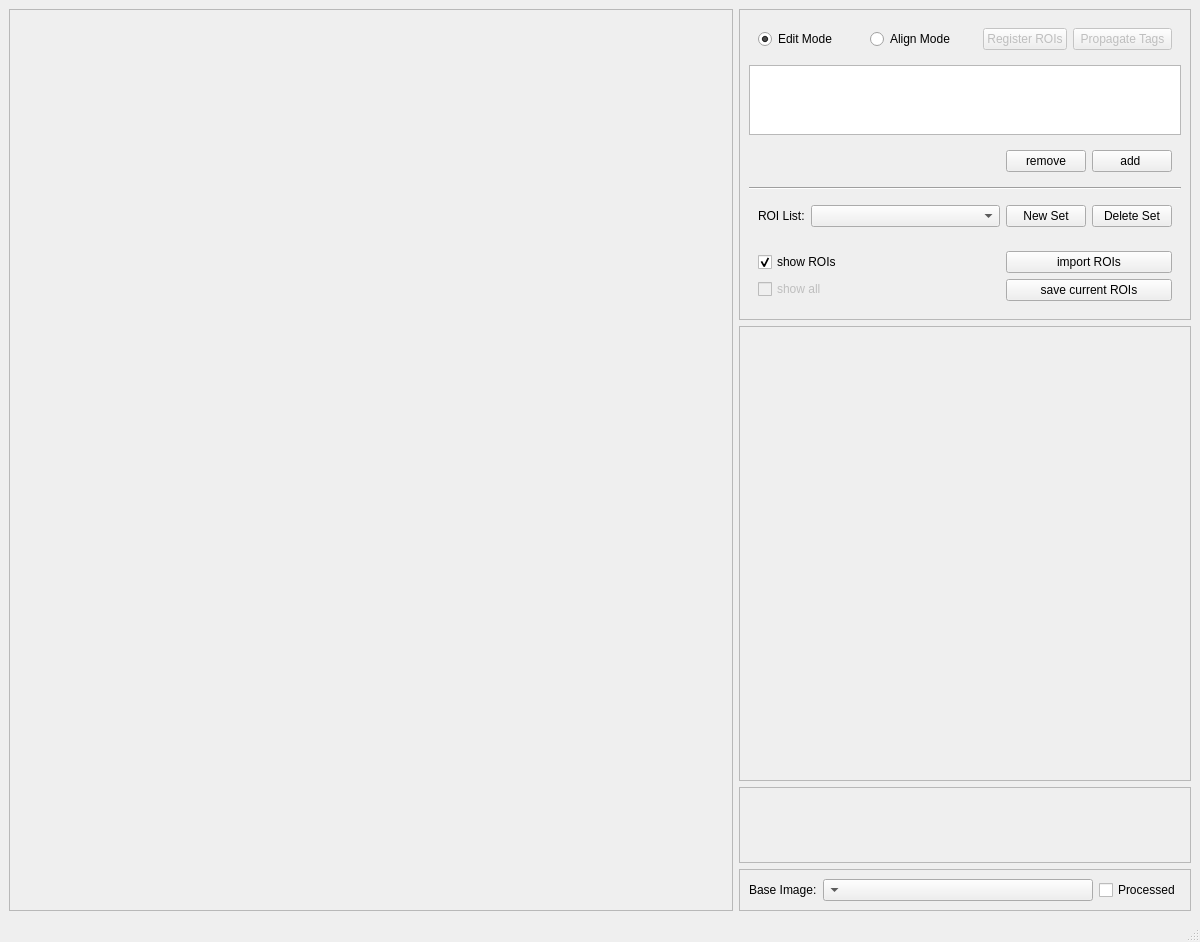
This is ROI_BuddyUI/roiBuddyUI.ui in losonczylab/sima as Qt 5 draws it before an edit. The edited form follows.
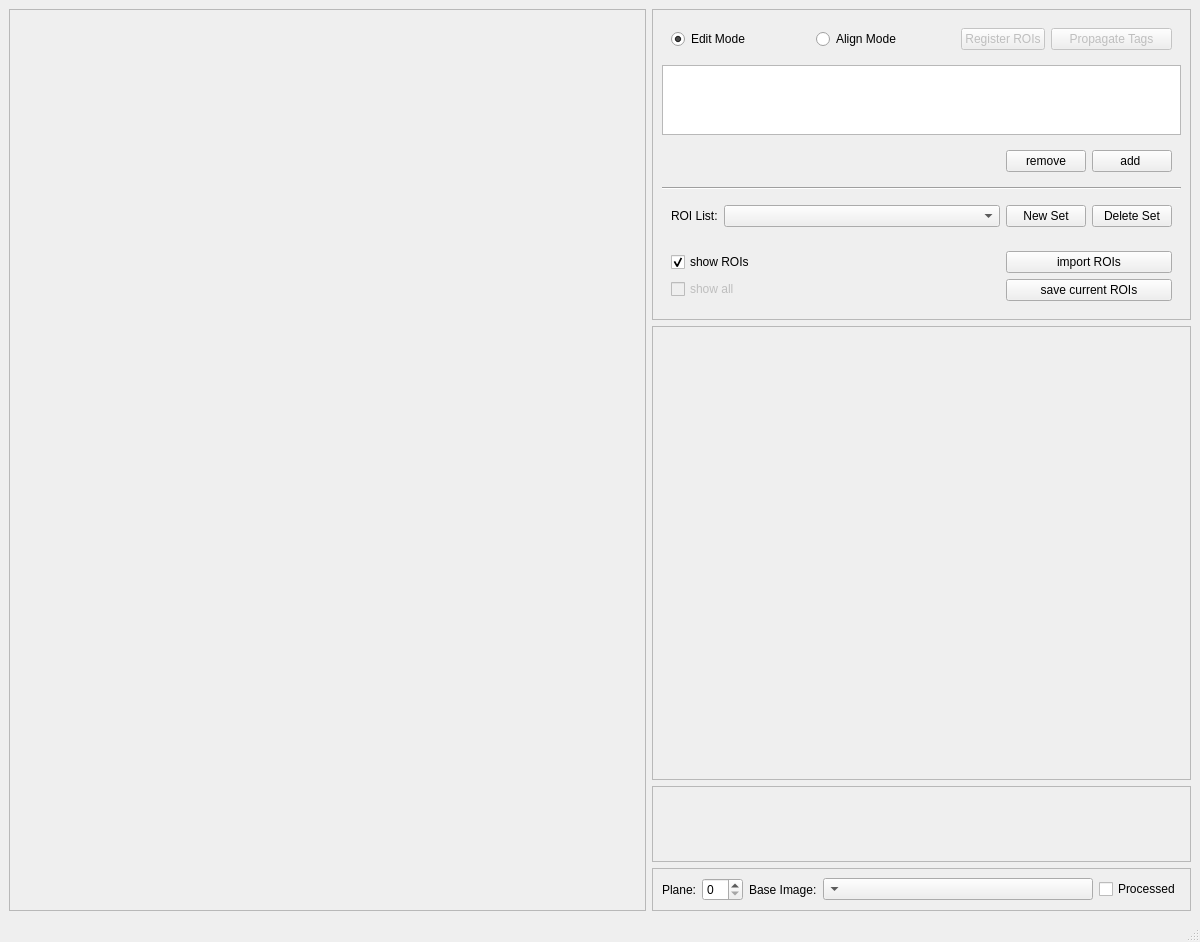
This is the edited form.

Commit message: adding z-plane scrollbox in UI form

Diff of the .ui file:
```diff
--- a/ROI_BuddyUI/roiBuddyUI.ui
+++ b/ROI_BuddyUI/roiBuddyUI.ui
@@ -65,7 +65,17 @@
        <enum>QFrame::Raised</enum>
       </property>
       <layout class="QHBoxLayout" name="horizontalLayout">
-       <item alignment="Qt::AlignLeft">
+       <item>
+        <widget class="QLabel" name="label_2">
+         <property name="text">
+          <string>Plane:</string>
+         </property>
+        </widget>
+       </item>
+       <item>
+        <widget class="QSpinBox" name="plane_index_box"/>
+       </item>
+       <item>
         <widget class="QLabel" name="baseImage_label">
          <property name="sizePolicy">
           <sizepolicy hsizetype="Preferred" vsizetype="Preferred">
@@ -97,7 +107,7 @@
          </property>
         </widget>
        </item>
-       <item alignment="Qt::AlignRight">
+       <item>
         <widget class="QCheckBox" name="processed_checkbox">
          <property name="sizePolicy">
           <sizepolicy hsizetype="Minimum" vsizetype="Fixed">
```
Left out of the diff: 34 changed lines with no effect on the pictures. The commit also changes 1 other file.
